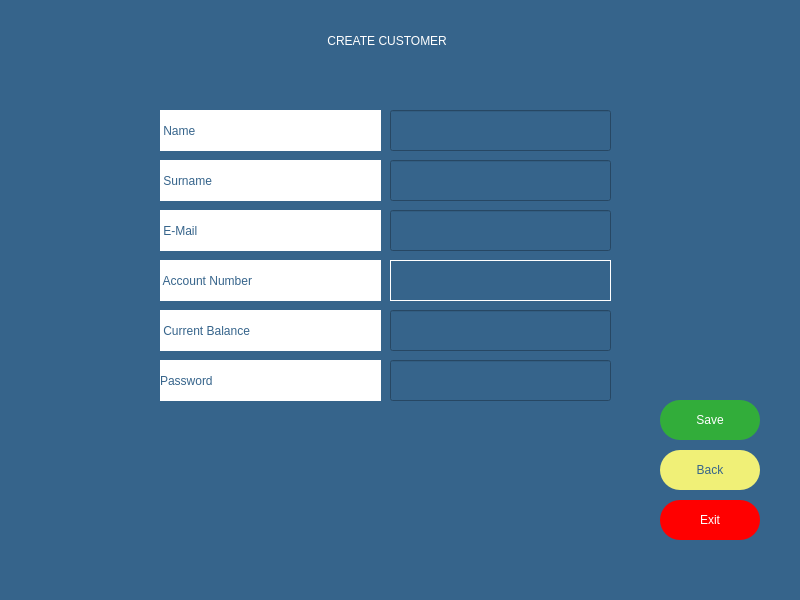
First picture: the form in createcustomerpage.ui, repository melihorhanyilmaz/Project, before the edit.
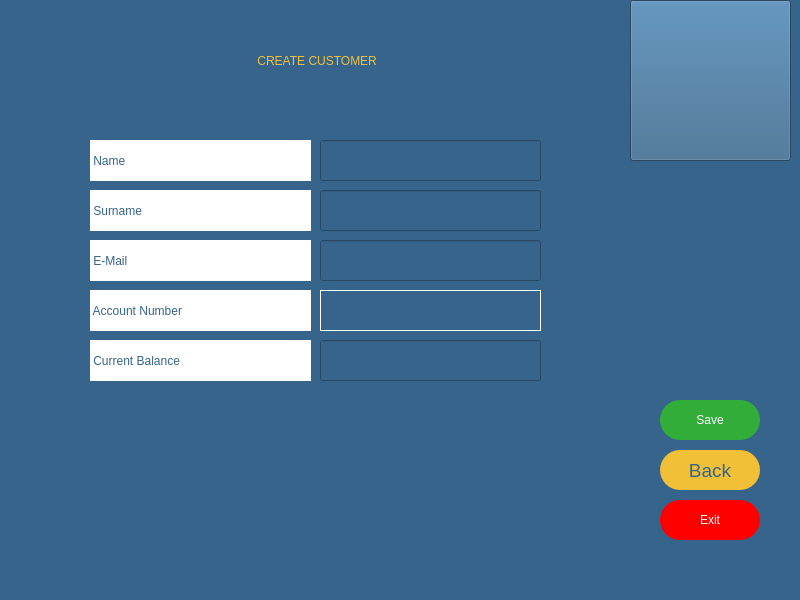
Second picture: the form after the edit. Icons and pictures are not drawn.

Diff of the .ui file:
```diff
--- a/createcustomerpage.ui
+++ b/createcustomerpage.ui
@@ -20,8 +20,8 @@
    <widget class="QLineEdit" name="li_name">
     <property name="geometry">
      <rect>
-      <x>390</x>
-      <y>110</y>
+      <x>320</x>
+      <y>140</y>
       <width>221</width>
       <height>41</height>
      </rect>
@@ -37,8 +37,8 @@
    <widget class="QLineEdit" name="li_surname">
     <property name="geometry">
      <rect>
-      <x>390</x>
-      <y>160</y>
+      <x>320</x>
+      <y>190</y>
       <width>221</width>
       <height>41</height>
      </rect>
@@ -51,8 +51,8 @@
    <widget class="QLineEdit" name="li_email">
     <property name="geometry">
      <rect>
-      <x>390</x>
-      <y>210</y>
+      <x>320</x>
+      <y>240</y>
       <width>221</width>
       <height>41</height>
      </rect>
@@ -118,8 +118,8 @@
    <widget class="QLabel" name="la_name">
     <property name="geometry">
      <rect>
-      <x>160</x>
-      <y>110</y>
+      <x>90</x>
+      <y>140</y>
       <width>221</width>
       <height>41</height>
      </rect>
@@ -136,8 +136,8 @@
    <widget class="QLabel" name="la_surname">
     <property name="geometry">
      <rect>
-      <x>160</x>
-      <y>160</y>
+      <x>90</x>
+      <y>190</y>
       <width>221</width>
       <height>41</height>
      </rect>
@@ -154,8 +154,8 @@
    <widget class="QLabel" name="la_mail">
     <property name="geometry">
      <rect>
-      <x>160</x>
-      <y>210</y>
+      <x>90</x>
+      <y>240</y>
       <width>221</width>
       <height>41</height>
      </rect>
@@ -172,8 +172,8 @@
    <widget class="QLabel" name="la_accnumber">
     <property name="geometry">
      <rect>
-      <x>160</x>
-      <y>260</y>
+      <x>90</x>
+      <y>290</y>
       <width>221</width>
       <height>41</height>
      </rect>
@@ -190,15 +190,15 @@
    <widget class="QLabel" name="label_5">
     <property name="geometry">
      <rect>
-      <x>80</x>
-      <y>0</y>
-      <width>611</width>
+      <x>90</x>
+      <y>20</y>
+      <width>451</width>
       <height>81</height>
      </rect>
     </property>
     <property name="styleSheet">
-     <string notr="true">color: rgb(255, 255, 255);
-font: 63 18pt &quot;Montserrat SemiBold&quot;;</string>
+     <string notr="true">color: rgb(242, 192, 54);
+font: 75 22pt &quot;MS Shell Dlg 2&quot;;</string>
     </property>
     <property name="text">
      <string> CREATE CUSTOMER</string>
@@ -210,8 +210,8 @@
    <widget class="QLabel" name="la_curbalance">
     <property name="geometry">
      <rect>
-      <x>160</x>
-      <y>310</y>
+      <x>90</x>
+      <y>340</y>
       <width>221</width>
       <height>41</height>
      </rect>
@@ -228,8 +228,8 @@
    <widget class="QLineEdit" name="li_balance">
     <property name="geometry">
      <rect>
-      <x>390</x>
-      <y>310</y>
+      <x>320</x>
+      <y>340</y>
       <width>221</width>
       <height>41</height>
      </rect>
@@ -242,62 +242,30 @@
      <string>999999999999</string>
     </property>
    </widget>
-   <widget class="QLabel" name="la_password">
-    <property name="geometry">
-     <rect>
-      <x>160</x>
-      <y>360</y>
-      <width>221</width>
-      <height>41</height>
-     </rect>
-    </property>
-    <property name="styleSheet">
-     <string notr="true">color: rgb(54, 100, 139);
-background-color: rgb(255, 255, 255);
-font: 63 14pt &quot;Montserrat SemiBold&quot;;</string>
-    </property>
-    <property name="text">
-     <string>Password</string>
-    </property>
-   </widget>
-   <widget class="QLineEdit" name="li_password">
-    <property name="geometry">
-     <rect>
-      <x>390</x>
-      <y>360</y>
-      <width>221</width>
-      <height>41</height>
-     </rect>
-    </property>
-    <property name="styleSheet">
-     <string notr="true">color: rgb(255, 255, 255);
-font: 63 14pt &quot;Montserrat SemiBold&quot;;</string>
-    </property>
-    <property name="inputMask">
-     <string>9999999</string>
-    </property>
-    <property name="maxLength">
-     <number>7</number>
-    </property>
-   </widget>
    <widget class="QLabel" name="la_error">
     <property name="geometry">
      <rect>
-      <x>280</x>
-      <y>440</y>
-      <width>221</width>
-      <height>13</height>
+      <x>110</x>
+      <y>400</y>
+      <width>421</width>
+      <height>31</height>
      </rect>
     </property>
+    <property name="styleSheet">
+     <string notr="true"/>
+    </property>
     <property name="text">
      <string/>
     </property>
+    <property name="alignment">
+     <set>Qt::AlignCenter</set>
+    </property>
    </widget>
    <widget class="QLabel" name="la_id">
     <property name="geometry">
      <rect>
-      <x>390</x>
-      <y>260</y>
+      <x>320</x>
+      <y>290</y>
       <width>221</width>
       <height>41</height>
      </rect>
@@ -323,9 +291,9 @@
      </rect>
     </property>
     <property name="styleSheet">
-     <string notr="true">background-color: rgb(240, 240, 119);
+     <string notr="true">background-color: rgb(242, 192, 54);
 color: rgb(54, 100, 139);
-font: 63 14pt &quot;Montserrat SemiBold&quot;;
+font: 63 14pt ;Montserrat SemiBold;
 border-radius: 20;
 </string>
     </property>
@@ -336,6 +304,35 @@
      <bool>false</bool>
     </property>
    </widget>
+   <widget class="QPushButton" name="pushButton">
+    <property name="geometry">
+     <rect>
+      <x>630</x>
+      <y>0</y>
+      <width>161</width>
+      <height>161</height>
+     </rect>
+    </property>
+    <property name="contextMenuPolicy">
+     <enum>Qt::DefaultContextMenu</enum>
+    </property>
+    <property name="styleSheet">
+     <string notr="true"/>
+    </property>
+    <property name="text">
+     <string/>
+    </property>
+    <property name="icon">
+     <iconset>
+      <normaloff>logo.png</normaloff>logo.png</iconset>
+    </property>
+    <property name="iconSize">
+     <size>
+      <width>150</width>
+      <height>150</height>
+     </size>
+    </property>
+   </widget>
   </widget>
   <widget class="QMenuBar" name="menubar">
    <property name="geometry">
```
Left out of the diff: 2 changed lines with no effect on the pictures.
